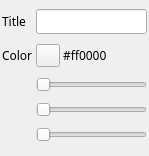
The window that sdrbase/gui/basicchannelsettingswidget.ui (f4exb/sdrangel) describes before a commit, drawn with Qt 5.
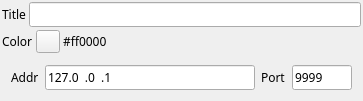
The same window after the commit.

Commit message: New basic channel marker settings with UDP address and port

```diff
--- a/sdrbase/gui/basicchannelsettingswidget.ui
+++ b/sdrbase/gui/basicchannelsettingswidget.ui
@@ -6,8 +6,8 @@
    <rect>
     <x>0</x>
     <y>0</y>
-    <width>149</width>
-    <height>156</height>
+    <width>363</width>
+    <height>83</height>
    </rect>
   </property>
   <property name="font">
@@ -19,7 +19,10 @@
   <property name="windowTitle">
    <string>Title &amp; Color</string>
   </property>
-  <layout class="QGridLayout" name="gridLayout">
+  <layout class="QVBoxLayout" name="verticalLayout">
+   <property name="spacing">
+    <number>3</number>
+   </property>
    <property name="leftMargin">
     <number>2</number>
    </property>
@@ -32,10 +35,9 @@
    <property name="bottomMargin">
     <number>2</number>
    </property>
-   <property name="spacing">
-    <number>3</number>
-   </property>
-   <item row="0" column="0">
+   <item>
+    <layout class="QHBoxLayout" name="titleLayout">
+     <item>
     <widget class="QLabel" name="label">
      <property name="sizePolicy">
       <sizepolicy hsizetype="Maximum" vsizetype="Preferred">
@@ -48,11 +50,19 @@
      </property>
     </widget>
    </item>
-   <item row="0" column="1" colspan="2">
-    <widget class="QLineEdit" name="title"/>
-   </item>
-   <item row="1" column="0">
-    <widget class="QLabel" name="label_2">
+     <item>
+      <widget class="QLineEdit" name="title">
+       <property name="toolTip">
+        <string>Channel marker title</string>
+       </property>
+      </widget>
+     </item>
+    </layout>
+   </item>
+   <item>
+    <layout class="QHBoxLayout" name="colorLayoyt">
+     <item>
+      <widget class="QLabel" name="colorLabel">
      <property name="sizePolicy">
       <sizepolicy hsizetype="Maximum" vsizetype="Preferred">
        <horstretch>0</horstretch>
@@ -64,59 +74,76 @@
      </property>
     </widget>
    </item>
-   <item row="1" column="1">
+     <item>
     <widget class="QToolButton" name="colorBtn">
      <property name="text">
       <string/>
      </property>
     </widget>
    </item>
-   <item row="1" column="2">
-    <widget class="QLabel" name="color">
+     <item>
+      <widget class="QLabel" name="colorText">
      <property name="text">
       <string>#ff0000</string>
      </property>
     </widget>
    </item>
-   <item row="2" column="1" colspan="2">
-    <widget class="QSlider" name="red">
-     <property name="maximum">
-      <number>255</number>
-     </property>
-     <property name="orientation">
-      <enum>Qt::Horizontal</enum>
-     </property>
-    </widget>
-   </item>
-   <item row="3" column="1" colspan="2">
-    <widget class="QSlider" name="green">
-     <property name="maximum">
-      <number>255</number>
-     </property>
-     <property name="orientation">
-      <enum>Qt::Horizontal</enum>
-     </property>
-    </widget>
-   </item>
-   <item row="4" column="1" colspan="2">
-    <widget class="QSlider" name="blue">
-     <property name="maximum">
-      <number>255</number>
-     </property>
-     <property name="orientation">
-      <enum>Qt::Horizontal</enum>
-     </property>
+    </layout>
+   </item>
+   <item>
+    <widget class="QWidget" name="udpWidget" native="true">
+     <layout class="QHBoxLayout" name="udpLayout">
+      <item>
+       <widget class="QLabel" name="addrLabel">
+        <property name="text">
+         <string>Addr</string>
+        </property>
+       </widget>
+      </item>
+      <item>
+       <widget class="QLineEdit" name="address">
+        <property name="toolTip">
+         <string>UDP address</string>
+        </property>
+        <property name="inputMask">
+         <string>000.000.000.000</string>
+        </property>
+        <property name="text">
+         <string>127.0.0.1</string>
+        </property>
+       </widget>
+      </item>
+      <item>
+       <widget class="QLabel" name="portLabel">
+        <property name="text">
+         <string>Port</string>
+        </property>
+       </widget>
+      </item>
+      <item>
+       <widget class="QLineEdit" name="port">
+        <property name="maximumSize">
+         <size>
+          <width>60</width>
+          <height>16777215</height>
+         </size>
+        </property>
+        <property name="toolTip">
+         <string>UDP port</string>
+        </property>
+        <property name="inputMask">
+         <string>00000</string>
+        </property>
+        <property name="text">
+         <string>9999</string>
+        </property>
     </widget>
    </item>
   </layout>
  </widget>
- <tabstops>
-  <tabstop>title</tabstop>
-  <tabstop>colorBtn</tabstop>
-  <tabstop>red</tabstop>
-  <tabstop>green</tabstop>
-  <tabstop>blue</tabstop>
- </tabstops>
+   </item>
+  </layout>
+ </widget>
  <resources/>
  <connections/>
 </ui>
```
Left out of the diff: 5 changed lines with no effect on the pictures. Lines whose indentation alone changed are shown as unchanged. The commit also changes 4 other files.
